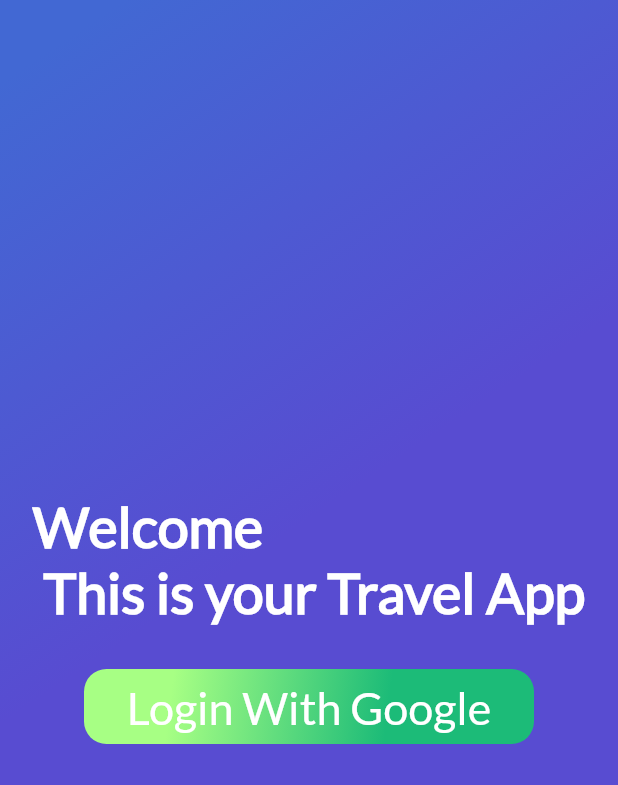
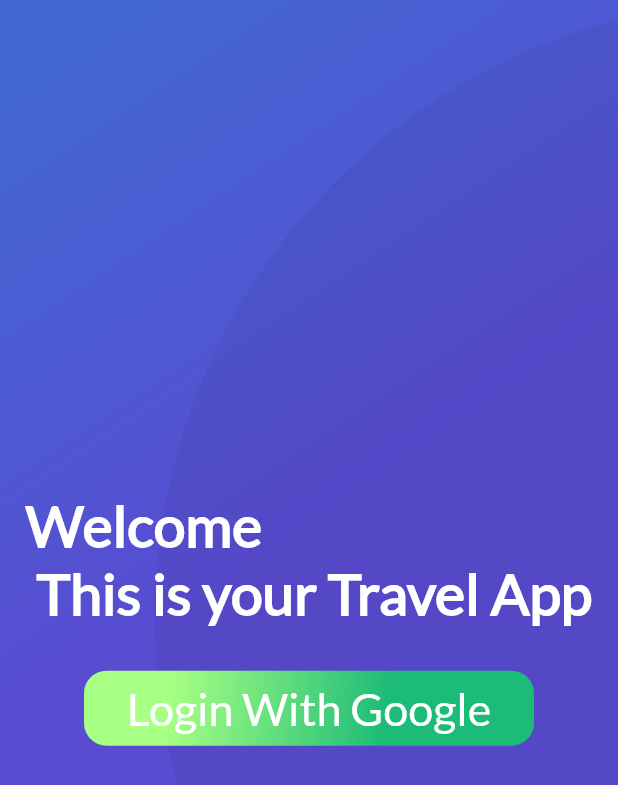
Before and after one commit to ric98esley/apps_travel, a Flutter app: the screen it shows after launch, on a phone screen of 412 x 824 dp. Shown: the top 785 px of the screen. Run offline on Flutter 3.47's test engine with Material 2 defaults, Android fonts, the phone set to English and light mode, and no system bars; our stand-ins replace cloud_firestore, firebase_auth, firebase_core, google_sign_in; missing offline and left inert: generic_bloc_provider; accounts and stored records are empty.

```diff
--- a/lib/User/ui/screens/profile_header.dart
+++ b/lib/User/ui/screens/profile_header.dart
@@ -32,6 +32,8 @@ class ProfileHeader extends StatelessWidget {
 
   Widget showProfileData(AsyncSnapshot snapshot) {
     if (!snapshot.hasData || snapshot.hasError) {
+      print(snapshot.hasData);
+      print(snapshot.hasError);
       print("No logeado");
       return Container(
         margin: const EdgeInsets.only(left: 20.0, right: 20.0, top: 50.0),
--- a/lib/User/ui/screens/sign_in_screen.dart
+++ b/lib/User/ui/screens/sign_in_screen.dart
@@ -3,6 +3,7 @@ import 'package:flutter/material.dart';
 import 'package:provider/provider.dart';
 import 'package:trips_app/User/bloc/bloc_user.dart';
 import 'package:trips_app/platzi_trips.dart';
+import 'package:trips_app/platzi_trips_cupertino.dart';
 import 'package:trips_app/widgets/button_green.dart';
 import 'package:trips_app/User/model/user.dart' as userModel;
 import 'package:trips_app/widgets/gradient_back.dart';
@@ -16,10 +17,12 @@ class SignInScreen extends StatefulWidget {
 
 class _SignInScreenState extends State<SignInScreen> {
   UserBloc? userBloc;
-
+  double? screenWidht;
   @override
   Widget build(BuildContext context) {
     userBloc = Provider.of(context);
+    screenWidht = MediaQuery.of(context).size.width;
+    print(screenWidht);
     return _handCurrentSession();
   }
 
@@ -41,16 +44,24 @@ class _SignInScreenState extends State<SignInScreen> {
       body: Stack(
         alignment: Alignment.center,
         children: [
-          GradientBack("", 1),
+          GradientBack(
+            height: null,
+          ),
           Column(
             mainAxisAlignment: MainAxisAlignment.center,
             children: [
-              const Text("Welcome \n This is your Travel App",
-                  style: TextStyle(
-                      fontSize: 37.0,
-                      fontFamily: "Lato",
-                      color: Colors.white,
-                      fontWeight: FontWeight.bold)),
+              Container(
+                width: screenWidht! - (screenWidht! / 12),
+                child: const FittedBox(
+                  fit: BoxFit.contain,
+                  child: Text("Welcome \n This is your Travel App",
+                      style: TextStyle(
+                          fontSize: 37.0,
+                          fontFamily: "Lato",
+                          color: Colors.white,
+                          fontWeight: FontWeight.bold)),
+                ),
+              ),
               ButtonGreen(
                 text: "Login With Google",
                 onPressed: () {
--- a/lib/widgets/gradient_back.dart
+++ b/lib/widgets/gradient_back.dart
@@ -1,34 +1,48 @@
 import 'package:flutter/material.dart';
 
 class GradientBack extends StatelessWidget {
-  String title = "Popular";
-  double height = 0.0;
+  double? height = 0.0;
 
-  GradientBack(this.title, this.height);
+  GradientBack({
+    Key? key,
+    this.height,
+  }) : super(key: key);
 
   @override
   Widget build(BuildContext context) {
     double screenHeight = MediaQuery.of(context).size.height;
+    double screenWidht = MediaQuery.of(context).size.width;
 
+    height ??= screenHeight;
     // TODO: implement build
     return Container(
-      height: screenHeight * height,
-      decoration: BoxDecoration(
+        width: screenWidht,
+        height: height,
+        decoration: const BoxDecoration(
             gradient: LinearGradient(
                 colors: [Color(0xFF4268D3), Color(0xFF584CD1)],
                 begin: FractionalOffset(0.2, 0.0),
                 end: FractionalOffset(1.0, 0.6),
                 stops: [0.0, 0.6],
                 tileMode: TileMode.clamp)),
-      child: Text(
+        child: FittedBox(
+            fit: BoxFit.none,
+            alignment: const Alignment(-1.5, -0.8),
+            child: Container(
+              width: screenHeight,
+              height: screenHeight,
+              decoration: BoxDecoration(
+                  color: Color.fromRGBO(0, 0, 0, 0.05),
+                  borderRadius: BorderRadius.circular(screenHeight / 2)),
+            ))
+        /*Text(
         title,
         style: TextStyle(
             color: Colors.white,
             fontSize: 30.0,
             fontFamily: "Lato",
             fontWeight: FontWeight.bold),
-      ),
-      alignment: Alignment(-0.9, -0.6),
+      ),*/
         );
   }
 }
```
Also changed, not shown: lib/Place/ui/screens/header_appbar.dart (+6 -1 lines), lib/platzi_trips.dart (+5 -5 lines), lib/platzi_trips_cupertino.dart (+9 -3 lines). Lines whose indentation alone changed are shown as unchanged.
